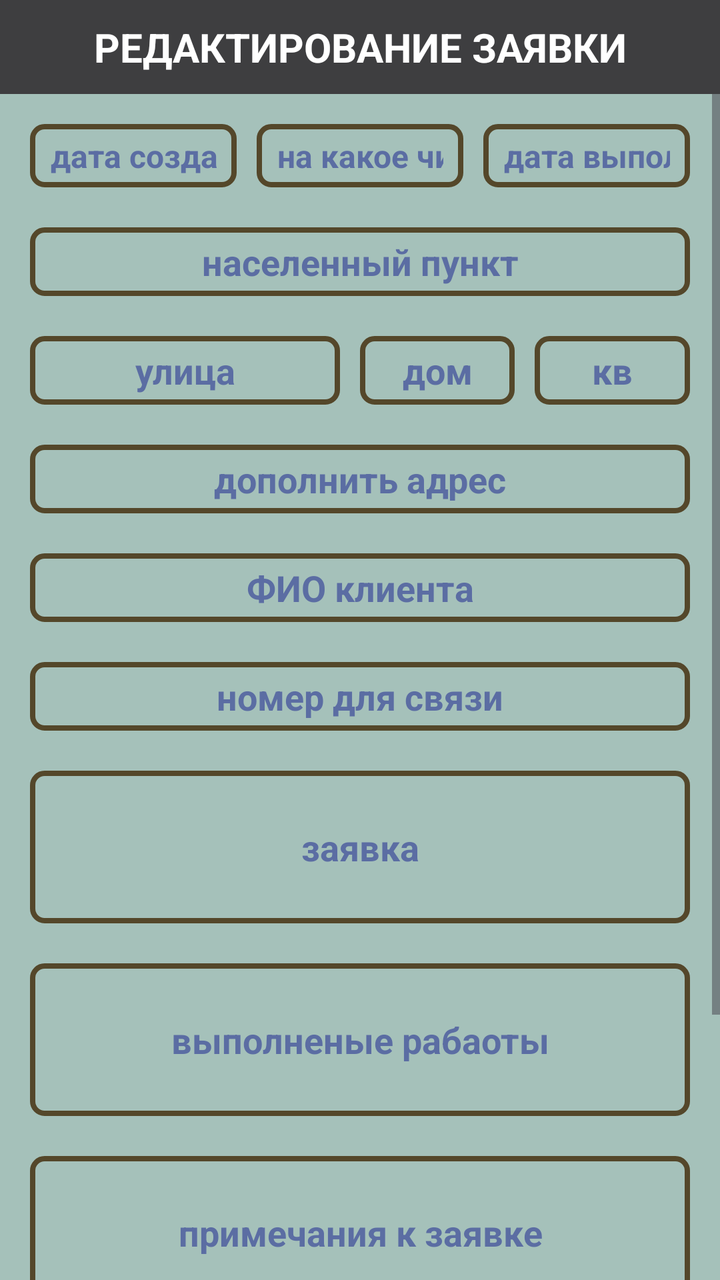
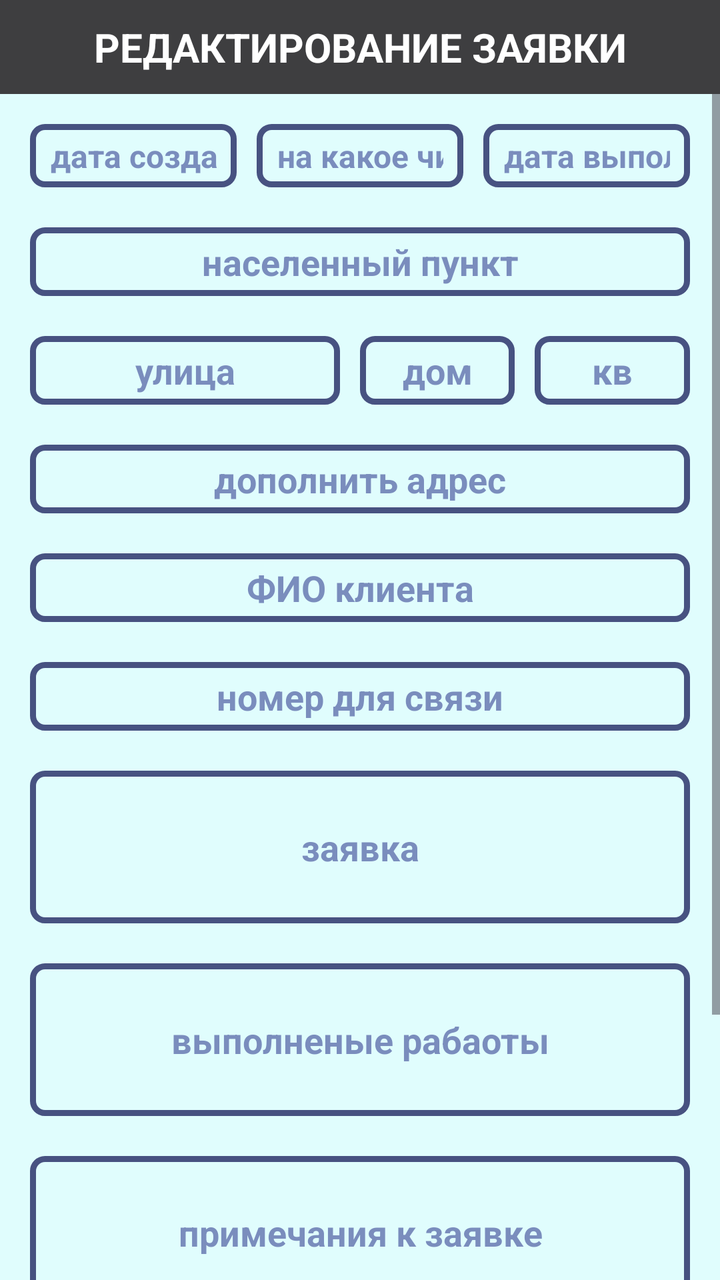

Compare the two renders of this Android layout. The source of the first and the diff that turns it into the second are given below.
<!-- AndroidManifest.xml: application theme Theme.WorkOrders -->
<!-- res/layout/activity_update_data.xml -->
<?xml version="1.0" encoding="utf-8"?>
<androidx.constraintlayout.widget.ConstraintLayout xmlns:android="http://schemas.android.com/apk/res/android"
    xmlns:app="http://schemas.android.com/apk/res-auto"
    xmlns:tools="http://schemas.android.com/tools"
    android:id="@+id/main"
    android:layout_width="match_parent"
    android:layout_height="match_parent"
    android:background="@color/bg"
    android:fitsSystemWindows="true"
    tools:context=".UpdateDataActivity">

    <TextView
        android:id="@+id/tv_update_title_activity"
        android:layout_width="match_parent"
        android:layout_height="wrap_content"
        android:background="@color/bg_topbar"
        android:paddingVertical="10dp"
        android:text="РЕДАКТИРОВАНИЕ ЗАЯВКИ"
        android:textAlignment="center"
        android:textColor="@color/white"
        android:textSize="20sp"
        android:textStyle="bold"
        app:layout_constraintEnd_toEndOf="parent"
        app:layout_constraintStart_toStartOf="parent"
        app:layout_constraintTop_toTopOf="parent" />

    <ScrollView
        android:layout_width="0dp"
        android:layout_height="0dp"
        android:fillViewport="true"
        app:layout_constraintBottom_toBottomOf="parent"
        app:layout_constraintEnd_toEndOf="parent"
        app:layout_constraintStart_toStartOf="parent"
        app:layout_constraintTop_toBottomOf="@+id/tv_update_title_activity">

        <androidx.constraintlayout.widget.ConstraintLayout
            android:layout_width="match_parent"
            android:layout_height="wrap_content">

            <LinearLayout
                android:id="@+id/ll1"
                android:layout_width="match_parent"
                android:layout_height="wrap_content"
                android:layout_marginHorizontal="10dp"
                android:layout_marginVertical="10dp"
                android:orientation="horizontal"
                app:layout_constraintEnd_toEndOf="parent"
                app:layout_constraintStart_toStartOf="parent"
                app:layout_constraintTop_toTopOf="parent">

                <EditText
                    android:id="@+id/et_update_date_create"
                    style="@style/ThemeEditTextInputTask"
                    android:layout_width="wrap_content"
                    android:layout_height="wrap_content"
                    android:layout_weight="1"
                    android:background="@drawable/edittext_draw1"
                    android:ems="10"
                    android:gravity="center"
                    android:hint="дата создания"
                    android:inputType="text"
                    android:textCursorDrawable="@drawable/cursor_draw"
                    android:textSize="16sp"
                    android:textStyle="bold" />

                <EditText
                    android:id="@+id/et_update_todate"
                    style="@style/ThemeEditTextInputTask"
                    android:layout_width="wrap_content"
                    android:layout_height="wrap_content"
                    android:layout_weight="1"
                    android:background="@drawable/edittext_draw1"
                    android:ems="10"
                    android:gravity="center"
                    android:hint="на какое число"
                    android:inputType="text"
                    android:textSize="16sp" />

                <EditText
                    android:id="@+id/et_update_date_complete"
                    style="@style/ThemeEditTextInputTask"
                    android:layout_width="wrap_content"
                    android:layout_height="wrap_content"
                    android:layout_weight="1"
                    android:background="@drawable/edittext_draw1"
                    android:ems="10"
                    android:hint="дата выполнения"
                    android:inputType="text"
                    android:textSize="16sp" />
            </LinearLayout>

            <LinearLayout
                android:id="@+id/ll2"
                android:layout_width="match_parent"
                android:layout_height="wrap_content"
                android:layout_marginHorizontal="10dp"
                android:layout_marginVertical="10dp"
                android:layout_marginTop="1dp"
                android:orientation="horizontal"
                app:layout_constraintEnd_toEndOf="parent"
                app:layout_constraintStart_toStartOf="parent"
                app:layout_constraintTop_toBottomOf="@+id/ll1">

                <EditText
                    android:id="@+id/et_update_city"
                    style="@style/ThemeEditTextInputTask"
                    android:layout_width="wrap_content"
                    android:layout_height="wrap_content"
                    android:layout_weight="1"
                    android:background="@drawable/edittext_draw1"
                    android:ems="10"
                    android:gravity="center"
                    android:hint="населенный пункт"
                    android:inputType="text" />
            </LinearLayout>

            <LinearLayout
                android:id="@+id/ll3"
                android:layout_width="match_parent"
                android:layout_height="wrap_content"
                android:layout_marginHorizontal="10dp"
                android:layout_marginVertical="10dp"
                android:layout_marginTop="1dp"
                android:orientation="horizontal"
                app:layout_constraintEnd_toEndOf="parent"
                app:layout_constraintStart_toStartOf="parent"
                app:layout_constraintTop_toBottomOf="@+id/ll2">

                <EditText
                    android:id="@+id/et_update_street"
                    style="@style/ThemeEditTextInputTask"
                    android:layout_width="0dp"
                    android:layout_height="wrap_content"
                    android:layout_weight="2"
                    android:background="@drawable/edittext_draw1"
                    android:ems="10"
                    android:gravity="center"
                    android:hint="улица"
                    android:inputType="text" />

                <EditText
                    android:id="@+id/et_update_house"
                    style="@style/ThemeEditTextInputTask"
                    android:layout_width="0dp"
                    android:layout_height="wrap_content"
                    android:layout_weight="1"
                    android:background="@drawable/edittext_draw1"
                    android:ems="10"
                    android:gravity="center"
                    android:hint="дом"
                    android:inputType="text" />

                <EditText
                    android:id="@+id/et_update_apartment"
                    style="@style/ThemeEditTextInputTask"
                    android:layout_width="0dp"
                    android:layout_height="wrap_content"
                    android:layout_weight="1"
                    android:background="@drawable/edittext_draw1"
                    android:ems="10"
                    android:gravity="center"
                    android:hint="кв"
                    android:inputType="text" />
            </LinearLayout>

            <LinearLayout
                android:id="@+id/ll4"
                android:layout_width="match_parent"
                android:layout_height="wrap_content"
                android:layout_marginHorizontal="10dp"
                android:layout_marginVertical="10dp"
                android:layout_marginTop="1dp"
                android:orientation="horizontal"
                app:layout_constraintTop_toBottomOf="@+id/ll3"
                tools:layout_editor_absoluteX="1dp">

                <EditText
                    android:id="@+id/et_update_address"
                    style="@style/ThemeEditTextInputTask"
                    android:layout_width="wrap_content"
                    android:layout_height="wrap_content"
                    android:layout_weight="1"
                    android:background="@drawable/edittext_draw1"
                    android:ems="10"
                    android:gravity="center"
                    android:hint="дополнить адрес"
                    android:inputType="text" />
            </LinearLayout>

            <LinearLayout
                android:id="@+id/ll5"
                android:layout_width="match_parent"
                android:layout_height="wrap_content"
                android:layout_marginHorizontal="10dp"
                android:layout_marginVertical="10dp"
                android:layout_marginTop="1dp"
                android:orientation="horizontal"
                app:layout_constraintEnd_toEndOf="parent"
                app:layout_constraintStart_toStartOf="parent"
                app:layout_constraintTop_toBottomOf="@+id/ll4">

                <EditText
                    android:id="@+id/et_update_client_name"
                    style="@style/ThemeEditTextInputTask"
                    android:layout_width="wrap_content"
                    android:layout_height="wrap_content"
                    android:layout_weight="1"
                    android:background="@drawable/edittext_draw1"
                    android:ems="10"
                    android:gravity="center"
                    android:hint="ФИО клиента"
                    android:inputType="text" />
            </LinearLayout>

            <LinearLayout
                android:id="@+id/ll6"
                android:layout_width="match_parent"
                android:layout_height="wrap_content"
                android:layout_marginHorizontal="10dp"
                android:layout_marginVertical="10dp"
                android:layout_marginTop="1dp"
                android:orientation="horizontal"
                app:layout_constraintEnd_toEndOf="parent"
                app:layout_constraintStart_toStartOf="parent"
                app:layout_constraintTop_toBottomOf="@+id/ll5">

                <EditText
                    android:id="@+id/et_update_client_phone"
                    style="@style/ThemeEditTextInputTask"
                    android:layout_width="wrap_content"
                    android:layout_height="wrap_content"
                    android:layout_weight="1"
                    android:background="@drawable/edittext_draw1"
                    android:ems="10"
                    android:gravity="center"
                    android:hint="номер для связи"
                    android:inputType="phone" />
            </LinearLayout>

            <LinearLayout
                android:id="@+id/ll7"
                android:layout_width="match_parent"
                android:layout_height="wrap_content"
                android:layout_marginHorizontal="10dp"
                android:layout_marginVertical="10dp"
                android:layout_marginTop="1dp"
                android:orientation="horizontal"
                app:layout_constraintEnd_toEndOf="parent"
                app:layout_constraintStart_toStartOf="parent"
                app:layout_constraintTop_toBottomOf="@+id/ll6">

                <EditText
                    android:id="@+id/et_update_task"
                    style="@style/ThemeEditTextInputTask"
                    android:layout_width="match_parent"
                    android:layout_height="wrap_content"
                    android:background="@drawable/edittext_draw1"
                    android:ems="10"
                    android:gravity="center"
                    android:hint="заявка"
                    android:imeOptions="actionNone"
                    android:inputType="textMultiLine"
                    android:minLines="3" />
            </LinearLayout>

            <LinearLayout
                android:id="@+id/ll9"
                android:layout_width="match_parent"
                android:layout_height="wrap_content"
                android:layout_marginHorizontal="10dp"
                android:layout_marginVertical="10dp"
                android:orientation="horizontal"
                app:layout_constraintEnd_toEndOf="parent"
                app:layout_constraintStart_toStartOf="parent"
                app:layout_constraintTop_toBottomOf="@+id/ll7">

                <EditText
                    android:id="@+id/et_update_completed_work"
                    style="@style/ThemeEditTextInputTask"
                    android:layout_width="wrap_content"
                    android:layout_height="wrap_content"
                    android:layout_weight="1"
                    android:background="@drawable/edittext_draw1"
                    android:ems="10"
                    android:gravity="center"
                    android:hint="выполненые рабаоты"
                    android:inputType="textMultiLine"
                    android:minLines="3" />
            </LinearLayout>

            <LinearLayout
                android:id="@+id/ll8"
                android:layout_width="match_parent"
                android:layout_height="wrap_content"
                android:layout_marginHorizontal="10dp"
                android:layout_marginVertical="10dp"
                android:layout_marginTop="9dp"
                android:orientation="horizontal"
                app:layout_constraintEnd_toEndOf="parent"
                app:layout_constraintStart_toStartOf="parent"
                app:layout_constraintTop_toBottomOf="@+id/ll9">

                <EditText
                    android:id="@+id/et_update_note"
                    style="@style/ThemeEditTextInputTask"
                    android:layout_width="wrap_content"
                    android:layout_height="wrap_content"
                    android:layout_weight="1"
                    android:background="@drawable/edittext_draw1"
                    android:ems="10"
                    android:gravity="center"
                    android:hint="примечания к заявке"
                    android:inputType="textMultiLine"
                    android:lines="7"
                    android:minLines="3" />

            </LinearLayout>

            <Button
                android:id="@+id/btn_update_save"
                style="@style/ThemeButtonStyle1"
                android:layout_width="match_parent"
                android:layout_height="wrap_content"
                android:layout_marginHorizontal="40dp"
                android:layout_marginTop="22dp"
                android:layout_marginBottom="16dp"
                android:background="@drawable/buttondraw"
                android:text="сохранить"
                app:backgroundTint="@null"
                app:layout_constraintBottom_toBottomOf="parent"
                app:layout_constraintEnd_toEndOf="parent"
                app:layout_constraintStart_toStartOf="parent"
                app:layout_constraintTop_toBottomOf="@+id/linearLayout" />

            <LinearLayout
                android:id="@+id/linearLayout"
                android:layout_width="match_parent"
                android:layout_height="wrap_content"
                android:layout_marginStart="1dp"
                android:layout_marginTop="1dp"
                android:layout_marginEnd="1dp"
                android:orientation="horizontal"
                android:paddingHorizontal="10dp"
                android:paddingVertical="10dp"
                app:layout_constraintEnd_toEndOf="parent"
                app:layout_constraintStart_toStartOf="parent"
                app:layout_constraintTop_toBottomOf="@+id/ll8">

                <EditText
                    android:id="@+id/et_update_pay"
                    style="@style/ThemeEditTextInputTask"
                    android:layout_width="0dp"
                    android:layout_height="wrap_content"
                    android:layout_weight="2"
                    android:background="@drawable/edittext_draw1"
                    android:ems="10"
                    android:hint="сумма"
                    android:inputType="number|numberDecimal" />

                <TextView
                    android:id="@+id/textView"
                    android:layout_width="wrap_content"
                    android:layout_height="match_parent"
                    android:layout_weight="1"
                    android:gravity="bottom|start"
                    android:paddingHorizontal="5dp"
                    android:paddingBottom="5dp"
                    android:text="рублей"
                    android:textColor="@color/black"
                    android:textSize="16sp" />
            </LinearLayout>

        </androidx.constraintlayout.widget.ConstraintLayout>
    </ScrollView>

</androidx.constraintlayout.widget.ConstraintLayout>
<!-- resources referenced by this layout -->
<resources>
  <color name="bg">#A5C1BA</color>
  <color name="bg_topbar">#3E3E40</color>
  <color name="black">#FF000000</color>
  <color name="white">#FFFFFFFF</color>
  <!-- drawable buttondraw (drawable) -->
  <?xml version="1.0" encoding="utf-8"?>
  <ripple xmlns:android="http://schemas.android.com/apk/res/android"
      android:color="#6AA6A1A1">
      <item>
          <shape
              android:shape="rectangle">
              <corners android:radius="6dp"></corners>
              <solid android:color = "#ffffffff"/>
              <stroke
                  android:width="6px"
                  android:color="#041BC8"/>
          </shape>
      </item>
  </ripple>
  <!-- drawable cursor_draw (drawable) -->
  <?xml version="1.0" encoding="utf-8"?>
  <shape xmlns:android="http://schemas.android.com/apk/res/android"
      android:shape="rectangle">
      
      <solid android:color="#FF000000" />
      
      <size android:width="2dp" />
  </shape>
  <!-- drawable edittext_draw1 (drawable) -->
  <?xml version="1.0" encoding="utf-8"?>
  <shape xmlns:android="http://schemas.android.com/apk/res/android"
      android:shape="rectangle">
      <solid android:color="#00000000"/>
      <stroke
          android:color="@color/border_color_edittext1"
          android:width="8px"/>
      <corners
          android:radius="6dp"/>
      <padding
          android:bottom="5dp"
          android:top="5dp"
          android:left="5dp"
          android:right="5dp"/>
  </shape>
  <style name="ThemeButtonStyle1" parent="Widget.AppCompat.ActionButton">
          <item name="android:textColor">@color/black</item>
          <item name="android:textStyle">bold</item>
          <item name="android:textSize">20sp</item>
      </style>
  <style name="ThemeEditTextInputTask" parent="Widget.AppCompat.EditText">
          <item name="android:textColor">@color/primary_textcolor</item>
          <item name="android:textSize">18sp</item>
          <item name="android:textStyle">bold</item>
          <item name="android:paddingVertical">5dp</item>
          <item name="android:paddingHorizontal">10dp</item>
          <item name="android:textColorHint">#C846569D</item>
          <item name="android:layout_margin">5dp</item>
          <item name="android:gravity">center</item>
          <item name="android:textCursorDrawable">@drawable/cursor_draw</item>
      </style>
  <style name="Theme.WorkOrders" parent="Base.Theme.WorkOrders" />
  <color name="border_color_edittext1">#54472A</color>
  <color name="primary_textcolor">@color/black</color>
  <style name="Base.Theme.WorkOrders" parent="Theme.Material3.DayNight.NoActionBar">
          
          
      </style>
</resources>

<!-- the commit's change to res/layout/activity_update_data.xml (unified diff, before → after) -->
@@ -5,7 +5,7 @@
     android:id="@+id/main"
     android:layout_width="match_parent"
     android:layout_height="match_parent"
-    android:background="@color/bg"
+    android:background="@color/main_background"
     android:fitsSystemWindows="true"
     tools:context=".UpdateDataActivity">
 
<!-- resource entries referenced after the edit -->
@@ -1,8 +1,8 @@
 <!-- resources referenced by this layout -->
 <resources>
-  <color name="bg">#A5C1BA</color>
   <color name="bg_topbar">#3E3E40</color>
   <color name="black">#FF000000</color>
+  <color name="main_background">#E0FDFD</color>
   <color name="white">#FFFFFFFF</color>
   <!-- drawable buttondraw (drawable) -->
   <?xml version="1.0" encoding="utf-8"?>
@@ -34,8 +34,8 @@
       android:shape="rectangle">
       <solid android:color="#00000000"/>
       <stroke
-          android:color="@color/border_color_edittext1"
-          android:width="8px"/>
+          android:color="@color/border_on_mainbg"
+          android:width="3dp"/>
       <corners
           android:radius="6dp"/>
       <padding
@@ -50,19 +50,20 @@
           <item name="android:textSize">20sp</item>
       </style>
   <style name="ThemeEditTextInputTask" parent="Widget.AppCompat.EditText">
-          <item name="android:textColor">@color/primary_textcolor</item>
+          <item name="android:textColor">@color/main_textcolor</item>
           <item name="android:textSize">18sp</item>
           <item name="android:textStyle">bold</item>
           <item name="android:paddingVertical">5dp</item>
           <item name="android:paddingHorizontal">10dp</item>
-          <item name="android:textColorHint">#C846569D</item>
+          <item name="android:textColorHint">@color/hintcolor_on_mainbg</item>
           <item name="android:layout_margin">5dp</item>
           <item name="android:gravity">center</item>
           <item name="android:textCursorDrawable">@drawable/cursor_draw</item>
       </style>
   <style name="Theme.WorkOrders" parent="Base.Theme.WorkOrders" />
-  <color name="border_color_edittext1">#54472A</color>
-  <color name="primary_textcolor">@color/black</color>
+  <color name="border_on_mainbg">#475281</color>
+  <color name="main_textcolor">#2F3856</color>
+  <color name="hintcolor_on_mainbg">#AA46569D</color>
   <style name="Base.Theme.WorkOrders" parent="Theme.Material3.DayNight.NoActionBar">
           
           
